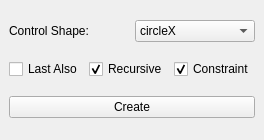
First picture: the form in rigging/utils/createControls/createControlsUi.ui, repository skarone/PipeL, before the edit.
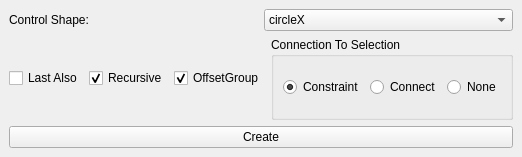
Second picture: the form after the edit.

Commit message: added create joint and locator in place for create controls, added vfx in mail cache, changed production mails

The edit to the form file:
```diff
--- a/rigging/utils/createControls/createControlsUi.ui
+++ b/rigging/utils/createControls/createControlsUi.ui
@@ -6,8 +6,8 @@
    <rect>
     <x>0</x>
     <y>0</y>
-    <width>241</width>
-    <height>140</height>
+    <width>473</width>
+    <height>157</height>
    </rect>
   </property>
   <property name="windowTitle">
@@ -102,13 +102,52 @@
       <item>
        <widget class="QCheckBox" name="constraint_chb">
         <property name="text">
-         <string>Constraint</string>
+         <string>OffsetGroup</string>
         </property>
         <property name="checked">
          <bool>true</bool>
         </property>
        </widget>
       </item>
+      <item>
+       <widget class="QGroupBox" name="groupBox">
+        <property name="title">
+         <string>Connection To Selection</string>
+        </property>
+        <layout class="QHBoxLayout" name="horizontalLayout_3">
+         <item>
+          <widget class="QRadioButton" name="constraint_rb">
+           <property name="toolTip">
+            <string>&lt;html&gt;&lt;head/&gt;&lt;body&gt;&lt;p&gt;constraint control to selected object&lt;/p&gt;&lt;/body&gt;&lt;/html&gt;</string>
+           </property>
+           <property name="text">
+            <string>Constraint</string>
+           </property>
+           <property name="checked">
+            <bool>true</bool>
+           </property>
+          </widget>
+         </item>
+         <item>
+          <widget class="QRadioButton" name="connect_rb">
+           <property name="toolTip">
+            <string>&lt;html&gt;&lt;head/&gt;&lt;body&gt;&lt;p&gt;connect transform of new control to selected object&lt;/p&gt;&lt;/body&gt;&lt;/html&gt;</string>
+           </property>
+           <property name="text">
+            <string>Connect</string>
+           </property>
+          </widget>
+         </item>
+         <item>
+          <widget class="QRadioButton" name="none_rb">
+           <property name="text">
+            <string>None</string>
+           </property>
+          </widget>
+         </item>
+        </layout>
+       </widget>
+      </item>
      </layout>
     </item>
     <item>
```
Left out of the diff: 15 changed lines with no effect on the pictures. The commit also changes 7 other files.
